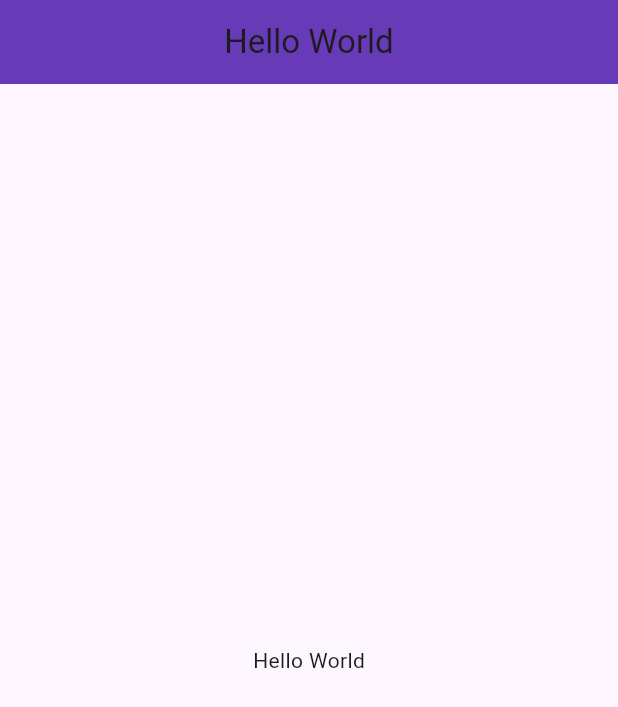
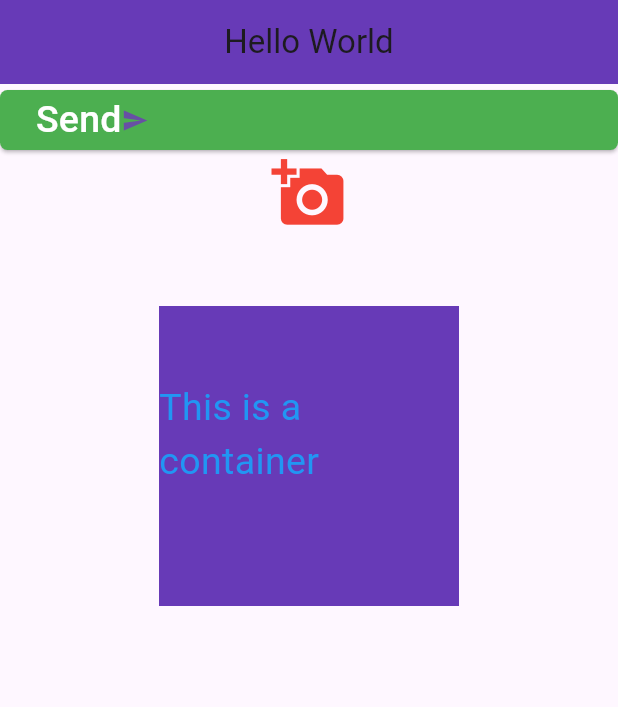
Before and after one commit to awalhsnmunna/Flutter-practice, a Flutter app: the screen it shows after launch, on a phone screen of 412 x 824 dp. Shown: the top 707 px of the screen. Run offline on Flutter 3.47's test engine with Material 3 defaults, Android fonts, the phone set to English and light mode, and no system bars.

Commit message:
add day_2 branch

```diff
--- a/lib/main.dart
+++ b/lib/main.dart
@@ -17,8 +17,41 @@ class MyApp extends StatelessWidget {
           title: Text("Hello World"),
           centerTitle: true,
         ),
-        body: Center(child: Text("Hello World"),),
+        body: Column(
+          children: [
+            Center(
+              child: ElevatedButton(
+                  style: ElevatedButton.styleFrom(
+                    backgroundColor: Colors.green,
+                    shape: RoundedRectangleBorder(
+                      borderRadius: BorderRadius.circular(5),
+                    )
+                  ),
+                  onPressed: (){
+                print("This is a button");
+              }, child: Row(
+                children: [
+                  Text("Send", style: TextStyle(color: Colors.white, fontSize: 25
+                  ),),
+                  Icon(Icons.send)
+                ],
+              )),
+            ),
+            Icon(Icons.add_a_photo, size: 50, color: Colors.red,),
 
+            Container(
+              height: 200,
+              width: 200,
+              margin: EdgeInsets.only(top: 50),
+              padding: EdgeInsets.only(top: 50),
+              color: Colors.deepPurple,
+              child: Text("This is a container", style: TextStyle(color: Colors.blue, fontSize: 25),),
+
+
+            ),
+
+          ],
+        ),
       ),
     );
   }
```
